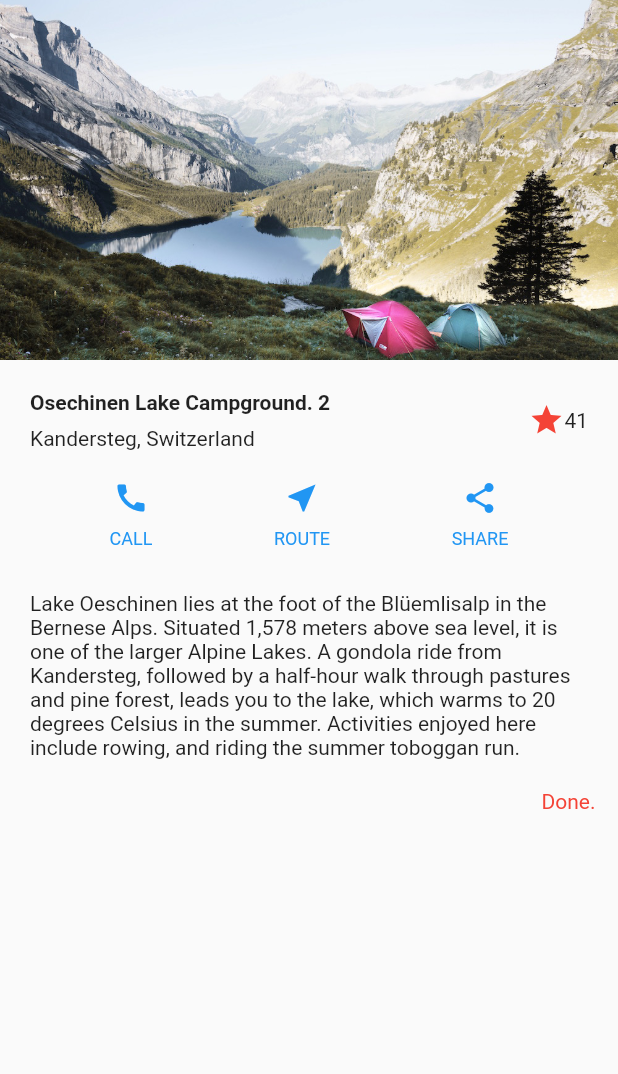
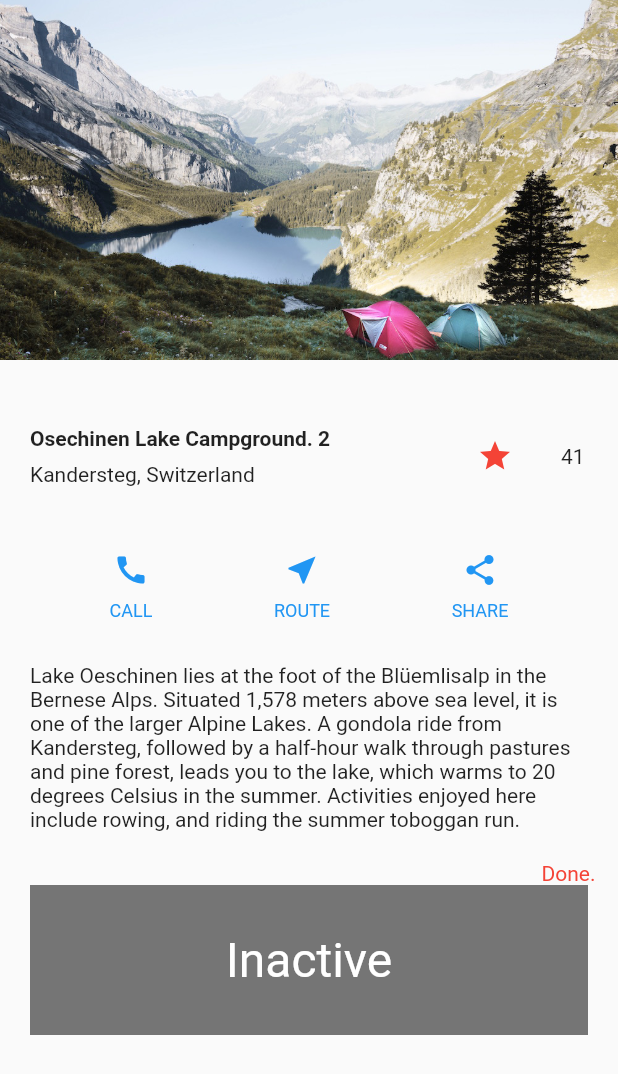
Before and after one commit to tuttle80/PracticeFlutter, a Flutter app: the TutorialAppPage2 screen opened directly, on a phone screen of 412 x 824 dp. Shown: the top 1074 px of the screen. Run offline on Flutter 3.47's test engine with Material 2 defaults, Android fonts, the phone set to English and light mode, and no system bars.

Commit message:
tutorial 2
StatefulWidget 으로 상태변경 가능 연습

```diff
--- a/first_flutter/lib/tutorialLayout.dart
+++ b/first_flutter/lib/tutorialLayout.dart
@@ -15,6 +15,51 @@ class TutorialApp extends StatelessWidget {
         primarySwatch: Colors.blue
       ),
       home: TutorialAppPage2(),
+    );
+  }
+}
+
+
+
+class FavoriteWidget extends StatefulWidget {
+  @override
+  _FavoriteWidgetState createState() => _FavoriteWidgetState();
+}
+
+class _FavoriteWidgetState extends State<FavoriteWidget> {
+
+  bool _isFavorited = true;
+  int _count = 41;
+
+  void _toggleFavorite() {
+    setState(() {
+      _isFavorited = !_isFavorited;
+      _count += (_isFavorited) ? 1 : -1;
+    });
+
+  }
+
+  @override
+  Widget build(BuildContext context) {
+    //return Icon(Icons.star);
+    return Row (
+      mainAxisSize: MainAxisSize.min,
+      children: [
+        Container(
+          padding: EdgeInsets.all(20),
+          child: IconButton(
+            icon: _isFavorited ? Icon(Icons.star) : Icon(Icons.star_outline),
+            color: Colors.red[500],
+            onPressed: _toggleFavorite,
+          ),
+        ),
+        SizedBox(
+          width: 18,
+          child: Container(
+            child: Text("$_count"),
+          ),
+        ),
+      ],
     );
   }
 }
@@ -43,13 +88,7 @@ class TutorialAppPage2 extends StatelessWidget {
             ],
           ),
         ),
-        Icon(
-          Icons.star,
-          color: Colors.red,
-        ),
-        Text(
-            "41"
-        ),
+        FavoriteWidget(),
       ],
     ),
   );
@@ -117,7 +156,7 @@ class TutorialAppPage2 extends StatelessWidget {
       //  ),
 
       // Body
-      body: Column (
+      body: ListView (
         children: [
           Image.asset(
             "images/lake.jpg",
@@ -140,10 +179,55 @@ class TutorialAppPage2 extends StatelessWidget {
             ),
           ),
 
+          Container(
+            margin: EdgeInsets.only(left: 20, right: 20),
+            child : TapboxA(),
+          ),
         ],
       ),
 
     );
 
   }
+
+
 }
+
+// ----------------------------------------------------------
+class TapboxA extends StatefulWidget {
+  @override
+  _TapboxAState createState() => _TapboxAState();
+}
+
+class _TapboxAState extends State<TapboxA> {
+  bool _isActive = false;
+
+  void _handleTap() {
+    setState(() {
+      _isActive = !_isActive;
+    });
+  }
+
+  @override
+  Widget build(BuildContext context) {
+    return GestureDetector(
+      onTap: _handleTap,
+      child: Container(
+        child: Center(
+          child: Text(
+            _isActive ? "Active" : "Inactive",
+            style: TextStyle(
+              fontSize: 32.0,
+              color: Colors.white,
+            ),
+          ),
+        ),
+        width: 200.0,
+        height: 100.0,
+        decoration: BoxDecoration(
+          color: _isActive ? Colors.lightGreen[700] : Colors.grey[600],
+        ),
+      ),
+    );
+  }
+}
```
